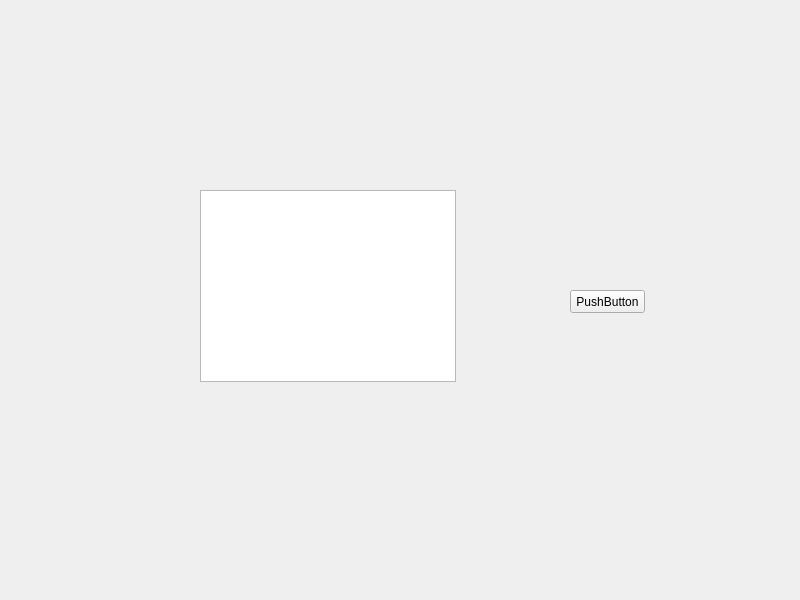
The window that tasktracker.ui (illustratedattempts/TaskTracker) describes before a commit, drawn with Qt 5.
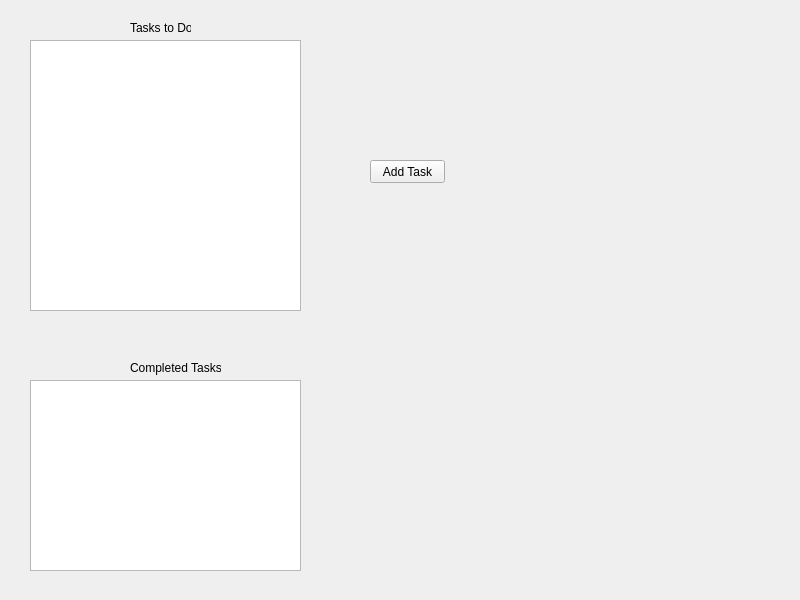
The same window after the commit.

Commit message: Reassigned tasks in comments

Diff of the .ui file:
```diff
--- a/tasktracker.ui
+++ b/tasktracker.ui
@@ -17,26 +17,62 @@
    <widget class="QPushButton" name="pushButton">
     <property name="geometry">
      <rect>
-      <x>570</x>
-      <y>290</y>
+      <x>370</x>
+      <y>160</y>
       <width>75</width>
       <height>23</height>
      </rect>
     </property>
     <property name="text">
-     <string>PushButton</string>
+     <string>Add Task</string>
     </property>
    </widget>
    <widget class="QListWidget" name="listWidget">
     <property name="geometry">
      <rect>
-      <x>200</x>
-      <y>190</y>
-      <width>256</width>
-      <height>192</height>
+      <x>30</x>
+      <y>40</y>
+      <width>271</width>
+      <height>271</height>
      </rect>
     </property>
    </widget>
+   <widget class="QListView" name="listView">
+    <property name="geometry">
+     <rect>
+      <x>30</x>
+      <y>380</y>
+      <width>271</width>
+      <height>191</height>
+     </rect>
+    </property>
+   </widget>
+   <widget class="QLabel" name="task_label">
+    <property name="geometry">
+     <rect>
+      <x>130</x>
+      <y>20</y>
+      <width>61</width>
+      <height>16</height>
+     </rect>
+    </property>
+    <property name="text">
+     <string>Tasks to Do</string>
+    </property>
+   </widget>
+   <widget class="QLabel" name="done_label">
+    <property name="geometry">
+     <rect>
+      <x>130</x>
+      <y>360</y>
+      <width>91</width>
+      <height>16</height>
+     </rect>
+    </property>
+    <property name="text">
+     <string>Completed Tasks</string>
+    </property>
+   </widget>
   </widget>
   <widget class="QMenuBar" name="menubar">
    <property name="geometry">
```
Left out of the diff: 2 changed lines with no effect on the pictures. The commit also changes 3 other files.
